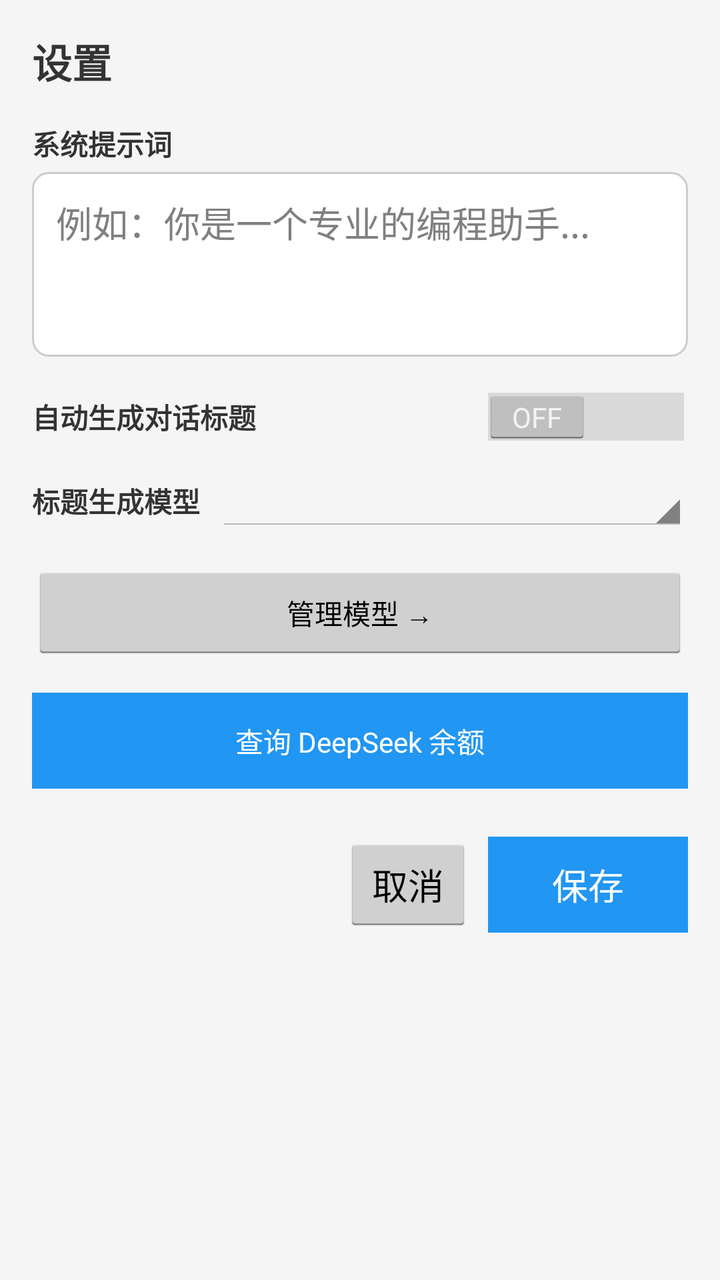
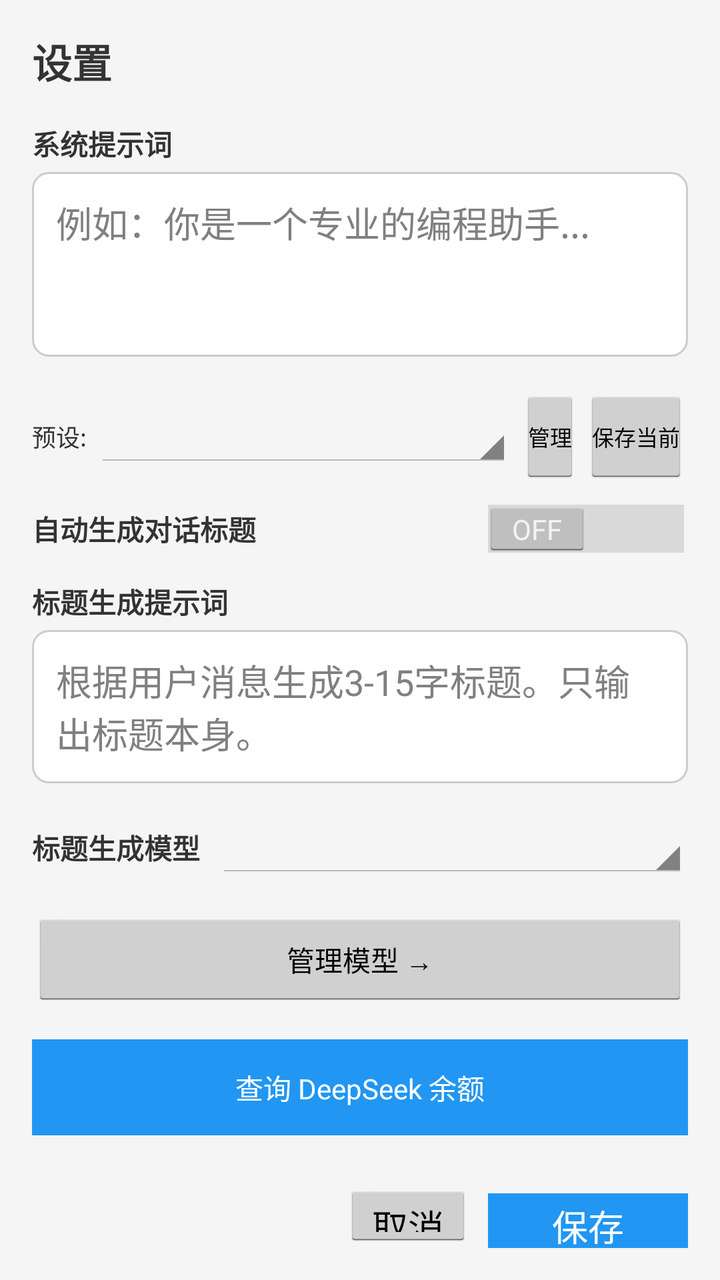

Compare the two renders of this Android layout. The source of the first and the diff that turns it into the second are given below.
<!-- AndroidManifest.xml: application theme AppTheme -->
<!-- res/layout/activity_settings.xml -->
<?xml version="1.0" encoding="utf-8"?>
<LinearLayout xmlns:android="http://schemas.android.com/apk/res/android"
    android:orientation="vertical"
    android:background="@color/background"
    android:padding="16dp"
    android:layout_width="match_parent"
    android:layout_height="match_parent">

    <TextView
        android:textSize="20sp"
        android:textStyle="bold"
        android:textColor="@color/text_primary"
        android:layout_width="match_parent"
        android:layout_height="wrap_content"
        android:layout_marginBottom="16dp"
        android:text="设置"/>

    
    <TextView
        android:textSize="14sp"
        android:textStyle="bold"
        android:textColor="@color/text_primary"
        android:layout_width="match_parent"
        android:layout_height="wrap_content"
        android:layout_marginBottom="4dp"
        android:text="@string/system_prompt"/>
    <EditText
        android:gravity="top"
        android:id="@+id/system_prompt_edit"
        android:background="@drawable/edit_text_background"
        android:padding="12dp"
        android:layout_width="match_parent"
        android:layout_height="wrap_content"
        android:layout_marginBottom="16dp"
        android:hint="例如：你是一个专业的编程助手..."
        android:maxLines="6"
        android:minLines="3"
        android:inputType="textMultiLine"/>

    
    <LinearLayout
        android:gravity="center_vertical"
        android:orientation="horizontal"
        android:layout_width="match_parent"
        android:layout_height="wrap_content"
        android:layout_marginBottom="12dp">
        <TextView
            android:textSize="14sp"
            android:textStyle="bold"
            android:textColor="@color/text_primary"
            android:layout_width="0dp"
            android:layout_height="wrap_content"
            android:layout_weight="1"
            android:text="自动生成对话标题"/>
        <Switch
            android:id="@+id/auto_title_switch"
            android:layout_width="wrap_content"
            android:layout_height="wrap_content"/>
    </LinearLayout>

    
    <LinearLayout
        android:gravity="center_vertical"
        android:orientation="horizontal"
        android:layout_width="match_parent"
        android:layout_height="wrap_content"
        android:layout_marginBottom="16dp">
        <TextView
            android:textSize="14sp"
            android:textStyle="bold"
            android:textColor="@color/text_primary"
            android:layout_width="wrap_content"
            android:layout_height="wrap_content"
            android:text="标题生成模型"/>
        <Spinner
            android:id="@+id/title_model_spinner"
            android:layout_width="0dp"
            android:layout_height="wrap_content"
            android:layout_weight="1"
            android:layout_marginLeft="8dp"/>
    </LinearLayout>

    
    <Button
        android:textSize="14sp"
        android:id="@+id/manage_models_button"
        android:layout_width="match_parent"
        android:layout_height="wrap_content"
        android:layout_marginBottom="16dp"
        android:text="管理模型 →"/>

    
    <Button
        android:textSize="14sp"
        android:id="@+id/balance_button"
        android:background="@color/primary"
        android:textColor="@android:color/white"
        android:layout_width="match_parent"
        android:layout_height="wrap_content"
        android:layout_marginBottom="24dp"
        android:text="查询 DeepSeek 余额"/>

    
    <LinearLayout
        android:gravity="end"
        android:orientation="horizontal"
        android:layout_width="match_parent"
        android:layout_height="wrap_content">
        <Button
            android:id="@+id/cancel_button"
            android:layout_width="wrap_content"
            android:layout_height="wrap_content"
            android:layout_marginRight="8dp"
            android:text="@string/cancel"/>
        <Button
            android:textColor="@android:color/white"
            android:id="@+id/save_button"
            android:background="@color/primary"
            android:layout_width="wrap_content"
            android:layout_height="wrap_content"
            android:minWidth="100dp"
            android:text="@string/save"/>
    </LinearLayout>
</LinearLayout>
<!-- resources referenced by this layout -->
<resources>
  <color name="background">#f5f5f5</color>
  <color name="primary">#2196f3</color>
  <color name="text_primary">#333333</color>
  <!-- drawable edit_text_background (drawable) -->
  <?xml version="1.0" encoding="utf-8"?>
  <shape xmlns:android="http://schemas.android.com/apk/res/android" android:shape="rectangle">
      <solid android:color="@android:color/white"/>
      <corners android:radius="8dp"/>
      <stroke android:width="1dp" android:color="@color/gray"/>
  </shape>
  <string name="cancel">取消</string>
  <string name="save">保存</string>
  <string name="system_prompt">系统提示词</string>
  <style name="AppTheme" parent="@android:style/Theme.Holo.Light">
          <item name="android:windowBackground">@color/background</item>
          <item name="android:actionBarStyle">@style/ActionBarStyle</item>
      </style>
  <color name="gray">#cccccc</color>
  <style name="ActionBarStyle" parent="@android:style/Widget.Holo.Light.ActionBar">
          <item name="android:background">@color/primary</item>
      </style>
</resources>

<!-- the commit's change to res/layout/activity_settings.xml (unified diff, before → after) -->
@@ -43,6 +43,45 @@
         android:orientation="horizontal"
         android:layout_width="match_parent"
         android:layout_height="wrap_content"
+        android:layout_marginBottom="8dp">
+        <TextView
+            android:textSize="12sp"
+            android:textColor="@color/text_primary"
+            android:layout_width="wrap_content"
+            android:layout_height="wrap_content"
+            android:text="预设:"/>
+        <Spinner
+            android:id="@+id/preset_spinner"
+            android:layout_width="0dp"
+            android:layout_height="wrap_content"
+            android:layout_weight="1"
+            android:layout_marginLeft="4dp"/>
+        <Button
+            android:textSize="11sp"
+            android:id="@+id/manage_presets_button"
+            android:layout_width="wrap_content"
+            android:layout_height="wrap_content"
+            android:layout_marginLeft="4dp"
+            android:padding="4dp"
+            android:minWidth="0dp"
+            android:text="管理"/>
+        <Button
+            android:textSize="11sp"
+            android:id="@+id/save_preset_button"
+            android:layout_width="wrap_content"
+            android:layout_height="wrap_content"
+            android:layout_marginLeft="2dp"
+            android:padding="4dp"
+            android:minWidth="0dp"
+            android:text="保存当前"/>
+    </LinearLayout>
+
+    
+    <LinearLayout
+        android:gravity="center_vertical"
+        android:orientation="horizontal"
+        android:layout_width="match_parent"
+        android:layout_height="wrap_content"
         android:layout_marginBottom="12dp">
         <TextView
             android:textSize="14sp"
@@ -57,6 +96,28 @@
             android:layout_width="wrap_content"
             android:layout_height="wrap_content"/>
     </LinearLayout>
+
+    
+    <TextView
+        android:textSize="14sp"
+        android:textStyle="bold"
+        android:textColor="@color/text_primary"
+        android:layout_width="match_parent"
+        android:layout_height="wrap_content"
+        android:layout_marginBottom="4dp"
+        android:text="标题生成提示词"/>
+    <EditText
+        android:gravity="top"
+        android:id="@+id/title_prompt_edit"
+        android:background="@drawable/edit_text_background"
+        android:padding="12dp"
+        android:layout_width="match_parent"
+        android:layout_height="wrap_content"
+        android:layout_marginBottom="16dp"
+        android:hint="根据用户消息生成3-15字标题。只输出标题本身。"
+        android:maxLines="3"
+        android:minLines="2"
+        android:inputType="textMultiLine"/>
 
     
     <LinearLayout
